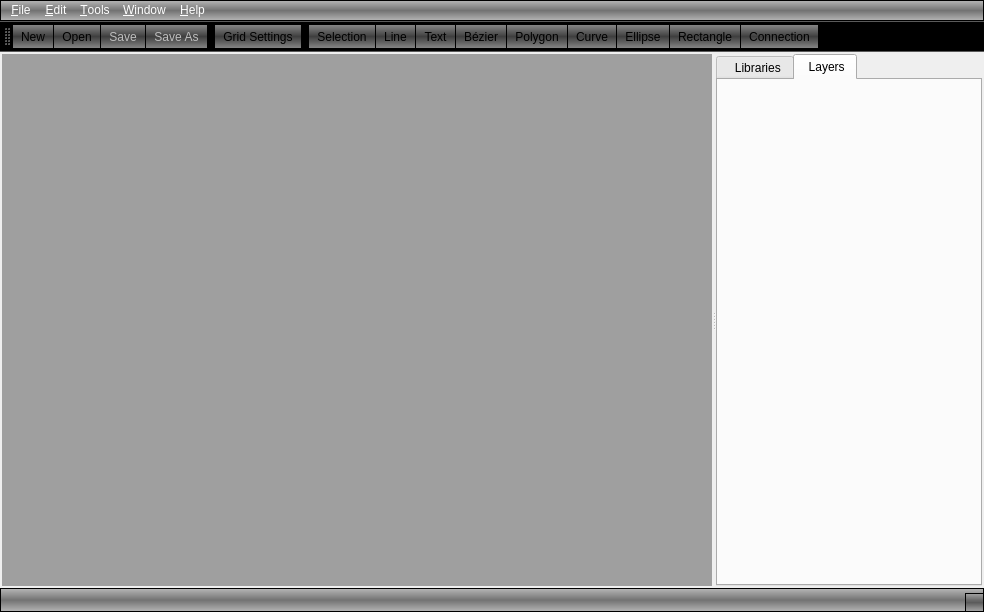
The window that mainwindow.ui (theking0/QFidoCAD) describes before a commit, drawn with Qt 5.
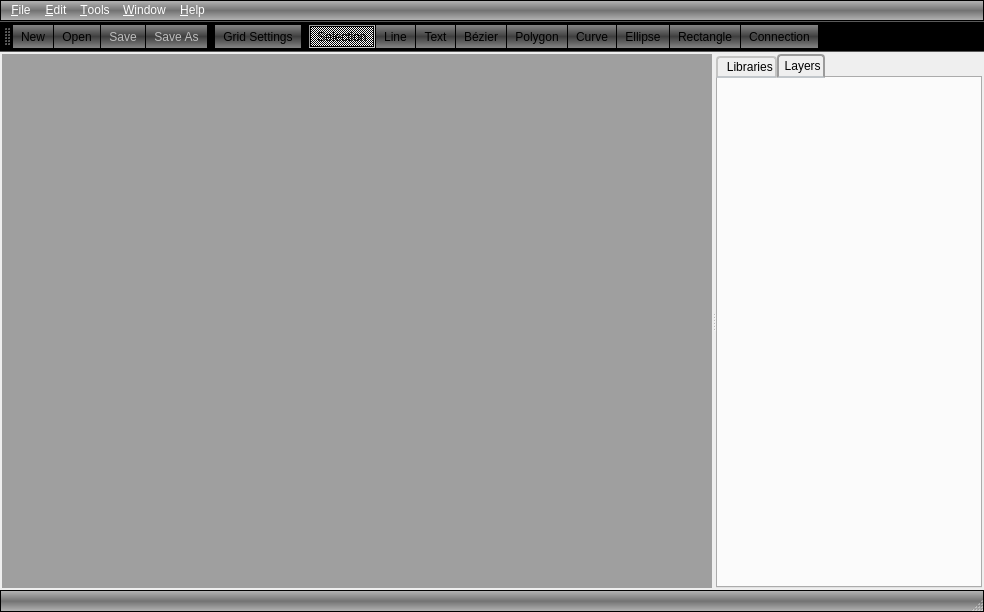
The same window after the commit. Icons and pictures are not drawn.

Commit message: statusbar widgets added

Patch:
```diff
--- a/mainwindow.ui
+++ b/mainwindow.ui
@@ -74,6 +74,38 @@
             <height>0</height>
            </size>
           </property>
+          <property name="styleSheet">
+           <string notr="true">
+QTabWidget::tab-bar {
+    alignment: center;
+}
+QTabBar::tab {
+    background: qlineargradient(x1: 0, y1: 0, x2: 0, y2: 1,
+                                stop: 0 #E1E1E1, stop: 0.4 #DDDDDD,
+                                stop: 0.5 #D8D8D8, stop: 1.0 #D3D3D3);
+    border: 2px solid #C4C4C3;
+    border-bottom-color: #C2C7CB; /* same as the pane color */
+    border-top-left-radius: 4px;
+    border-top-right-radius: 4px;
+    min-width: 8ex;
+    padding: 2px;
+}
+
+QTabBar::tab:selected, QTabBar::tab:hover {
+    background: qlineargradient(x1: 0, y1: 0, x2: 0, y2: 1,
+                                stop: 0 #fafafa, stop: 0.4 #f4f4f4,
+                                stop: 0.5 #e7e7e7, stop: 1.0 #fafafa);
+}
+
+QTabBar::tab:selected {
+    border-color: #9B9B9B;
+    border-bottom-color: #C2C7CB; /* same as pane color */
+}
+
+QTabBar::tab:!selected {
+    margin-top: 2px; /* make non-selected tabs look smaller */
+}</string>
+          </property>
           <property name="currentIndex">
            <number>1</number>
           </property>
@@ -218,8 +250,37 @@
   </widget>
   <widget class="QStatusBar" name="statusbar">
    <property name="styleSheet">
-    <string notr="true">background-color: qlineargradient(spread:reflect, x1:0.494, y1:0.505455, x2:0.494, y2:1, stop:0 rgba(80, 80, 80, 200), stop:1 rgba(168, 168, 168, 200));
-border:1px solid black;</string>
+    <string notr="true">
+QStatusBar {
+background-color: qlineargradient(spread:reflect, x1:0.494, y1:0.505455, x2:0.494, y2:1, stop:0 rgba(80, 80, 80, 200), stop:1 rgba(168, 168, 168, 200));
+border:1px solid black;
+font: 75 10pt;
+	color: rgb(255, 255, 255);
+	font: 75 11pt &quot;Fixedsys&quot;;
+}
+
+
+QStatusBar QLabel {
+font: 75 10pt;
+	color: rgb(255, 255, 255);
+margin-left:10px;
+margin-right:10px;
+	font: 75 11pt &quot;Fixedsys&quot;;
+}
+
+QStatusBar QPushButton {
+	background-color: rgb(255, 255, 255);
+}
+
+QStatusBar QPushButton::checked {
+border:1px solid black;
+		background-color: rgb(170, 255, 255);
+}
+
+QStatusBar QPushButton::unchecked {
+background-color: rgb(255, 255, 255);
+}
+</string>
    </property>
   </widget>
   <widget class="QToolBar" name="toolBar">
@@ -474,6 +535,9 @@
    <property name="checkable">
     <bool>true</bool>
    </property>
+   <property name="checked">
+    <bool>true</bool>
+   </property>
    <property name="icon">
     <iconset>
      <normaloff>../../Desktop/icons32/arrow.png</normaloff>../../Desktop/icons32/arrow.png</iconset>
```
Left out of the diff: 120 changed lines with no effect on the pictures. The commit also changes 5 other files.
